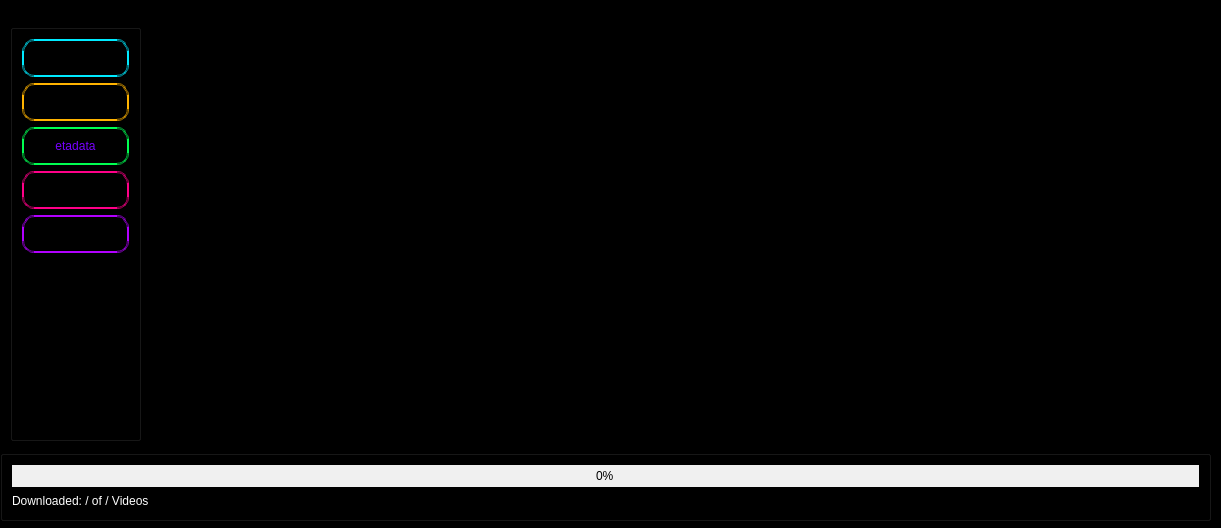
Before: the Qt Designer form src/form.ui in EchterAlsFake/Porn_Fetch, drawn with Qt 5.
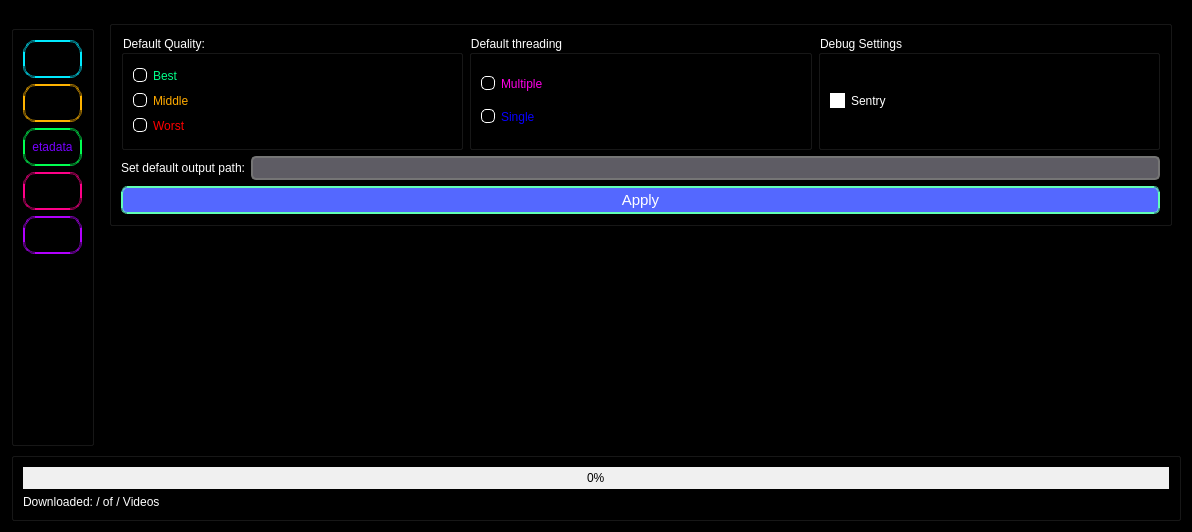
After: the same form once the commit is applied. The open tabs and pages were chosen to show the change. Icons and pictures are not drawn.

Commit message:
- Added Settings Tab - Added Checkmark Icon - Fixed some typos - Fixed some logical errors
- Updated Roadmap

```diff
--- a/src/form.ui
+++ b/src/form.ui
@@ -6,24 +6,201 @@
    <rect>
     <x>0</x>
     <y>0</y>
-    <width>1221</width>
-    <height>528</height>
+    <width>1192</width>
+    <height>532</height>
    </rect>
   </property>
   <property name="windowTitle">
    <string>Porn Fetch 1.6 (LGPLv3) : https://github.com/EchterAlsFake/Porn_Fetch</string>
   </property>
   <property name="styleSheet">
-   <string notr="true">background-color: rgb(0, 0, 0)</string>
+   <string notr="true">background-color: black;</string>
   </property>
+  <layout class="QGridLayout" name="gridLayout_16">
+   <item row="0" column="0">
+    <widget class="QGroupBox" name="groupBox_6">
+     <property name="title">
+      <string>GroupBox</string>
+     </property>
+     <layout class="QFormLayout" name="formLayout">
+      <item row="0" column="0" colspan="2">
+       <widget class="QPushButton" name="button_download_tab">
+        <property name="styleSheet">
+         <string notr="true">QPushButton {
+color: rgb(0, 255, 234);
+border-width: 2px;
+border-style: double;
+border-color: rgb(0, 234, 255);
+padding: 10px, 10px, 10px, 10px;
+border-radius: 12px;
+}
+
+QPushButton::hover {
+border-width: 2px;
+border-style: dotted;
+border-color: rgb(255, 162, 0)
+}</string>
+        </property>
+        <property name="text">
+         <string/>
+        </property>
+        <property name="icon">
+         <iconset>
+          <normaloff>../graphics/download.png</normaloff>../graphics/download.png</iconset>
+        </property>
+        <property name="iconSize">
+         <size>
+          <width>32</width>
+          <height>32</height>
+         </size>
+        </property>
+       </widget>
+      </item>
+      <item row="1" column="0" colspan="2">
+       <widget class="QPushButton" name="button_search_tab">
+        <property name="styleSheet">
+         <string notr="true">QPushButton {
+color: rgb(119, 0, 255);
+border-width: 2px;
+border-style: double;
+border-color: rgb(255, 179, 0);
+padding: 10px, 10px, 10px, 10px;
+border-radius: 12px;
+}
+
+QPushButton::hover {
+border-width: 2px;
+border-style: dotted;
+border-color: rgb(255, 162, 0)
+}</string>
+        </property>
+        <property name="text">
+         <string/>
+        </property>
+        <property name="icon">
+         <iconset>
+          <normaloff>../graphics/search.png</normaloff>../graphics/search.png</iconset>
+        </property>
+        <property name="iconSize">
+         <size>
+          <width>32</width>
+          <height>32</height>
+         </size>
+        </property>
+       </widget>
+      </item>
+      <item row="3" column="0" colspan="2">
+       <widget class="QPushButton" name="button_credits_tab">
+        <property name="styleSheet">
+         <string notr="true">QPushButton {
+color: rgb(255, 255, 255);
+border-width: 2px;
+border-style: double;
+border-color: rgb(255, 0, 136); 
+padding: 10px, 10px, 10px, 10px;
+border-radius: 12px;
+}
+
+QPushButton::hover {
+border-width: 2px;
+border-style: dotted;
+border-color: rgb(255, 162, 0)
+}</string>
+        </property>
+        <property name="text">
+         <string/>
+        </property>
+        <property name="icon">
+         <iconset>
+          <normaloff>../graphics/c.png</normaloff>../graphics/c.png</iconset>
+        </property>
+        <property name="iconSize">
+         <size>
+          <width>32</width>
+          <height>32</height>
+         </size>
+        </property>
+       </widget>
+      </item>
+      <item row="4" column="0" colspan="2">
+       <widget class="QPushButton" name="button_settings_tab">
+        <property name="styleSheet">
+         <string notr="true">QPushButton {
+color: rgb(255, 255, 255);
+border-width: 2px;
+border-style: double;
+border-color: rgb(178, 0, 255);
+padding: 10px, 10px, 10px, 10px;
+border-radius: 12px;
+}
+
+QPushButton::hover {
+border-width: 2px;
+border-style: dotted;
+border-color: rgb(255, 162, 0)
+}</string>
+        </property>
+        <property name="text">
+         <string/>
+        </property>
+        <property name="icon">
+         <iconset>
+          <normaloff>../graphics/settings-colorful.png</normaloff>../graphics/settings-colorful.png</iconset>
+        </property>
+        <property name="iconSize">
+         <size>
+          <width>32</width>
+          <height>32</height>
+         </size>
+        </property>
+       </widget>
+      </item>
+      <item row="2" column="0" colspan="2">
+       <widget class="QPushButton" name="button_metadata_tab">
+        <property name="styleSheet">
+         <string notr="true">QPushButton {
+color: rgb(119, 0, 255);
+border-width: 2px;
+border-style: double;
+border-color: rgb(0, 255, 81);
+padding: 10px, 10px, 10px, 10px;
+border-radius: 12px;
+}
+
+QPushButton::hover {
+border-width: 2px;
+border-style: dotted;
+border-color: rgb(255, 162, 0)
+}</string>
+        </property>
+        <property name="text">
+         <string>etadata</string>
+        </property>
+        <property name="icon">
+         <iconset>
+          <normaloff>../graphics/medium.svg</normaloff>../graphics/medium.svg</iconset>
+        </property>
+       </widget>
+      </item>
+     </layout>
+    </widget>
+   </item>
+   <item row="0" column="1">
   <widget class="QStackedWidget" name="stackedWidget">
-   <property name="geometry">
-    <rect>
-     <x>140</x>
-     <y>10</y>
-     <width>1081</width>
-     <height>441</height>
-    </rect>
+     <property name="styleSheet">
+      <string notr="true">QCheckBox::indicator {
+    width: 13px;
+    height: 13px;
+}
+
+QCheckBox::indicator:unchecked {
+    border: 1px solid white;
+    background: white;
+}
+
+QCheckBox::indicator:checked {
+    image: url(graphics/checkmark.png);
+}</string>
    </property>
    <property name="currentIndex">
     <number>2</number>
@@ -1454,17 +1631,292 @@
      </item>
     </layout>
    </widget>
-   <widget class="QWidget" name="page_5"/>
-  </widget>
+     <widget class="QWidget" name="page_5">
+      <layout class="QGridLayout" name="gridLayout_17">
+       <item row="0" column="0">
+        <widget class="QGroupBox" name="groupBox_11">
+         <property name="title">
+          <string/>
+         </property>
+         <layout class="QGridLayout" name="gridLayout_15">
+          <item row="0" column="0">
+           <widget class="QGroupBox" name="groupBox_8">
+            <property name="styleSheet">
+             <string notr="true">color: white;</string>
+            </property>
+            <property name="title">
+             <string>Default Quality:</string>
+            </property>
+            <layout class="QGridLayout" name="gridLayout_12">
+             <item row="0" column="0">
+              <widget class="QRadioButton" name="settings_radio_best">
+               <property name="styleSheet">
+                <string notr="true">QRadioButton {
+	color: rgb(0, 255, 136)
+}
+
+QRadioButton::indicator::unchecked {
+	border: 1px solid white;
+	border-radius: 5px;
+}
+
+
+QRadioButton::indicator:checked {
+    border : 4px solid;
+	border-color: black;
+	border-radius: 6px;
+	background-color: rgb(0, 255, 183);
+
+}</string>
+               </property>
+               <property name="text">
+                <string>Best</string>
+               </property>
+              </widget>
+             </item>
+             <item row="1" column="0">
+              <widget class="QRadioButton" name="settings_radio_middle">
+               <property name="styleSheet">
+                <string notr="true">QRadioButton {
+	color: rgb(255, 170, 0)
+}
+
+QRadioButton::indicator::unchecked {
+	border: 1px solid white;
+	border-radius: 5px;
+}
+
+
+QRadioButton::indicator:checked {
+    border : 4px solid;
+	border-color: black;
+	border-radius: 6px;
+	background-color: rgb(0, 255, 183);
+
+}</string>
+               </property>
+               <property name="text">
+                <string>Middle</string>
+               </property>
+              </widget>
+             </item>
+             <item row="2" column="0">
+              <widget class="QRadioButton" name="settings_radio_worst">
+               <property name="styleSheet">
+                <string notr="true">QRadioButton {
+	color: rgb(255, 0, 0)
+}
+
+QRadioButton::indicator::unchecked {
+	border: 1px solid white;
+	border-radius: 5px;
+}
+
+
+QRadioButton::indicator:checked {
+    border : 4px solid;
+	border-color: black;
+	border-radius: 6px;
+	background-color: rgb(0, 255, 183);
+
+}</string>
+               </property>
+               <property name="text">
+                <string>Worst</string>
+               </property>
+              </widget>
+             </item>
+            </layout>
+           </widget>
+          </item>
+          <item row="1" column="0" colspan="3">
+           <layout class="QHBoxLayout" name="horizontalLayout_17">
+            <item>
+             <widget class="QLabel" name="label_2">
+              <property name="styleSheet">
+               <string notr="true">color: white;</string>
+              </property>
+              <property name="text">
+               <string>Set default output path:</string>
+              </property>
+             </widget>
+            </item>
+            <item>
+             <widget class="QLineEdit" name="lineEdit">
+              <property name="styleSheet">
+               <string notr="true">QLineEdit {
+    border: 2px solid #757575;
+    border-radius: 5px;
+    padding: 0 8px;
+    background: rgb(94, 92, 100);  /* setzt den Hintergrund auf Schwarz */
+    color: #FFFFFF;  /* setzt die Textfarbe auf Weiß */
+    font-size: 16px;
+    height: 20px;
+}
+
+QLineEdit:focus {
+    border-color: rgb(107, 0, 255)
+}
+
+QLineEdit:disabled {
+    background: #444444;  /* setzt den Hintergrund auf ein dunkles Grau, wenn das QLineEdit deaktiviert ist */
+    color: #aaaaaa;  /* setzt die Textfarbe auf ein helles Grau, wenn das QLineEdit deaktiviert ist */
+    border-color: #aaaaaa;
+}</string>
+              </property>
+             </widget>
+            </item>
+           </layout>
+          </item>
+          <item row="0" column="2">
+           <widget class="QGroupBox" name="groupBox_9">
+            <property name="styleSheet">
+             <string notr="true">color: white;</string>
+            </property>
+            <property name="title">
+             <string>Debug Settings</string>
+            </property>
+            <layout class="QGridLayout" name="gridLayout_14">
+             <item row="0" column="0">
+              <widget class="QCheckBox" name="settings_checkbox_sentry">
+               <property name="styleSheet">
+                <string notr="true">QCheckBox::indicator {
+    width: 13px;
+    height: 13px;
+}
+
+QCheckBox::indicator:unchecked {
+    border: 1px solid white;
+    background: white;
+}
+
+QCheckBox::indicator:checked {
+    image: url(graphics/checkmark.png);
+}</string>
+               </property>
+               <property name="text">
+                <string>Sentry</string>
+               </property>
+              </widget>
+             </item>
+            </layout>
+           </widget>
+          </item>
+          <item row="0" column="1">
+           <widget class="QGroupBox" name="groupBox_10">
+            <property name="styleSheet">
+             <string notr="true">color: white;</string>
+            </property>
+            <property name="title">
+             <string>Default threading</string>
+            </property>
+            <layout class="QGridLayout" name="gridLayout_13">
+             <item row="0" column="0">
+              <widget class="QRadioButton" name="settings_radio_multiple">
+               <property name="styleSheet">
+                <string notr="true">QRadioButton {
+	color: rgb(255, 0, 230)
+}
+
+QRadioButton::indicator::unchecked {
+	border: 1px solid white;
+	border-radius: 5px;
+}
+
+
+QRadioButton::indicator:checked {
+    border : 4px solid;
+	border-color: black;
+	border-radius: 6px;
+	background-color: rgb(0, 255, 183);
+
+}</string>
+               </property>
+               <property name="text">
+                <string>Multiple</string>
+               </property>
+              </widget>
+             </item>
+             <item row="1" column="0">
+              <widget class="QRadioButton" name="settings_radio_single">
+               <property name="styleSheet">
+                <string notr="true">QRadioButton {
+	color: rgb(8, 0, 255)
+}
+
+QRadioButton::indicator::unchecked {
+	border: 1px solid white;
+	border-radius: 5px;
+}
+
+
+QRadioButton::indicator:checked {
+    border : 4px solid;
+	border-color: black;
+	border-radius: 6px;
+	background-color: rgb(0, 255, 183);
+
+}</string>
+               </property>
+               <property name="text">
+                <string>Single</string>
+               </property>
+              </widget>
+             </item>
+            </layout>
+           </widget>
+          </item>
+          <item row="2" column="0" colspan="3">
+           <widget class="QPushButton" name="pushButton">
+            <property name="styleSheet">
+             <string notr="true">QPushButton {
+    background-color: #5468ff;
+	border-width: 2px;
+	border-color: rgb(98, 255, 182);
+	border-style: double;
+    border-radius: 6px;
+	text-align: center;
+    color: #fff;
+    font-family: &quot;JetBrains Mono&quot;, monospace;
+    font-size: 15px;
+    padding: 0px 16px 0px 16px;
+    height: 24px;
+}
+
+QPushButton:hover {
+    background-color: #3c4fe0;
+	border-color: rgb(179, 0, 255)
+}
+
+QPushButton:pressed {
+    background-color: #3c4fe0;
+}
+</string>
+            </property>
+            <property name="text">
+             <string>Apply</string>
+            </property>
+           </widget>
+          </item>
+         </layout>
+        </widget>
+       </item>
+       <item row="1" column="0">
+        <widget class="QFrame" name="frame">
+         <property name="frameShape">
+          <enum>QFrame::StyledPanel</enum>
+         </property>
+         <property name="frameShadow">
+          <enum>QFrame::Raised</enum>
+         </property>
+        </widget>
+       </item>
+      </layout>
+     </widget>
+    </widget>
+   </item>
+   <item row="1" column="0" colspan="2">
   <widget class="QGroupBox" name="groupBox">
-   <property name="geometry">
-    <rect>
-     <x>0</x>
-     <y>450</y>
-     <width>1211</width>
-     <height>71</height>
-    </rect>
-   </property>
    <property name="title">
     <string/>
    </property>
@@ -1506,180 +1958,8 @@
     </item>
    </layout>
   </widget>
-  <widget class="QGroupBox" name="groupBox_6">
-   <property name="geometry">
-    <rect>
-     <x>10</x>
-     <y>10</y>
-     <width>131</width>
-     <height>431</height>
-    </rect>
-   </property>
-   <property name="title">
-    <string>GroupBox</string>
-   </property>
-   <layout class="QFormLayout" name="formLayout">
-    <item row="0" column="0" colspan="2">
-     <widget class="QPushButton" name="button_download_tab">
-      <property name="styleSheet">
-       <string notr="true">QPushButton {
-color: rgb(0, 255, 234);
-border-width: 2px;
-border-style: double;
-border-color: rgb(0, 234, 255);
-padding: 10px, 10px, 10px, 10px;
-border-radius: 12px;
-}
-
-QPushButton::hover {
-border-width: 2px;
-border-style: dotted;
-border-color: rgb(255, 162, 0)
-}</string>
-      </property>
-      <property name="text">
-       <string/>
-      </property>
-      <property name="icon">
-       <iconset>
-        <normaloff>../graphics/download.png</normaloff>../graphics/download.png</iconset>
-      </property>
-      <property name="iconSize">
-       <size>
-        <width>32</width>
-        <height>32</height>
-       </size>
-      </property>
-     </widget>
-    </item>
-    <item row="1" column="0" colspan="2">
-     <widget class="QPushButton" name="button_search_tab">
-      <property name="styleSheet">
-       <string notr="true">QPushButton {
-color: rgb(119, 0, 255);
-border-width: 2px;
-border-style: double;
-border-color: rgb(255, 179, 0);
-padding: 10px, 10px, 10px, 10px;
-border-radius: 12px;
-}
-
-QPushButton::hover {
-border-width: 2px;
-border-style: dotted;
-border-color: rgb(255, 162, 0)
-}</string>
-      </property>
-      <property name="text">
-       <string/>
-      </property>
-      <property name="icon">
-       <iconset>
-        <normaloff>../graphics/search.png</normaloff>../graphics/search.png</iconset>
-      </property>
-      <property name="iconSize">
-       <size>
-        <width>32</width>
-        <height>32</height>
-       </size>
-      </property>
-     </widget>
-    </item>
-    <item row="3" column="0" colspan="2">
-     <widget class="QPushButton" name="button_credits_tab">
-      <property name="styleSheet">
-       <string notr="true">QPushButton {
-color: rgb(255, 255, 255);
-border-width: 2px;
-border-style: double;
-border-color: rgb(255, 0, 136); 
-padding: 10px, 10px, 10px, 10px;
-border-radius: 12px;
-}
-
-QPushButton::hover {
-border-width: 2px;
-border-style: dotted;
-border-color: rgb(255, 162, 0)
-}</string>
-      </property>
-      <property name="text">
-       <string/>
-      </property>
-      <property name="icon">
-       <iconset>
-        <normaloff>../graphics/c.png</normaloff>../graphics/c.png</iconset>
-      </property>
-      <property name="iconSize">
-       <size>
-        <width>32</width>
-        <height>32</height>
-       </size>
-      </property>
-     </widget>
-    </item>
-    <item row="4" column="0" colspan="2">
-     <widget class="QPushButton" name="button_settings_tab">
-      <property name="styleSheet">
-       <string notr="true">QPushButton {
-color: rgb(255, 255, 255);
-border-width: 2px;
-border-style: double;
-border-color: rgb(178, 0, 255);
-padding: 10px, 10px, 10px, 10px;
-border-radius: 12px;
-}
-
-QPushButton::hover {
-border-width: 2px;
-border-style: dotted;
-border-color: rgb(255, 162, 0)
-}</string>
-      </property>
-      <property name="text">
-       <string/>
-      </property>
-      <property name="icon">
-       <iconset>
-        <normaloff>../graphics/settings-colorful.png</normaloff>../graphics/settings-colorful.png</iconset>
-      </property>
-      <property name="iconSize">
-       <size>
-        <width>32</width>
-        <height>32</height>
-       </size>
-      </property>
-     </widget>
-    </item>
-    <item row="2" column="0" colspan="2">
-     <widget class="QPushButton" name="button_metadata_tab">
-      <property name="styleSheet">
-       <string notr="true">QPushButton {
-color: rgb(119, 0, 255);
-border-width: 2px;
-border-style: double;
-border-color: rgb(0, 255, 81);
-padding: 10px, 10px, 10px, 10px;
-border-radius: 12px;
-}
-
-QPushButton::hover {
-border-width: 2px;
-border-style: dotted;
-border-color: rgb(255, 162, 0)
-}</string>
-      </property>
-      <property name="text">
-       <string>etadata</string>
-      </property>
-      <property name="icon">
-       <iconset>
-        <normaloff>../graphics/medium.svg</normaloff>../graphics/medium.svg</iconset>
-      </property>
-     </widget>
-    </item>
-   </layout>
-  </widget>
+   </item>
+  </layout>
  </widget>
  <resources/>
  <connections/>
```
Left out of the diff: 46 changed lines with no effect on the pictures. Lines whose indentation alone changed are shown as unchanged. The commit also changes 5 other files.
